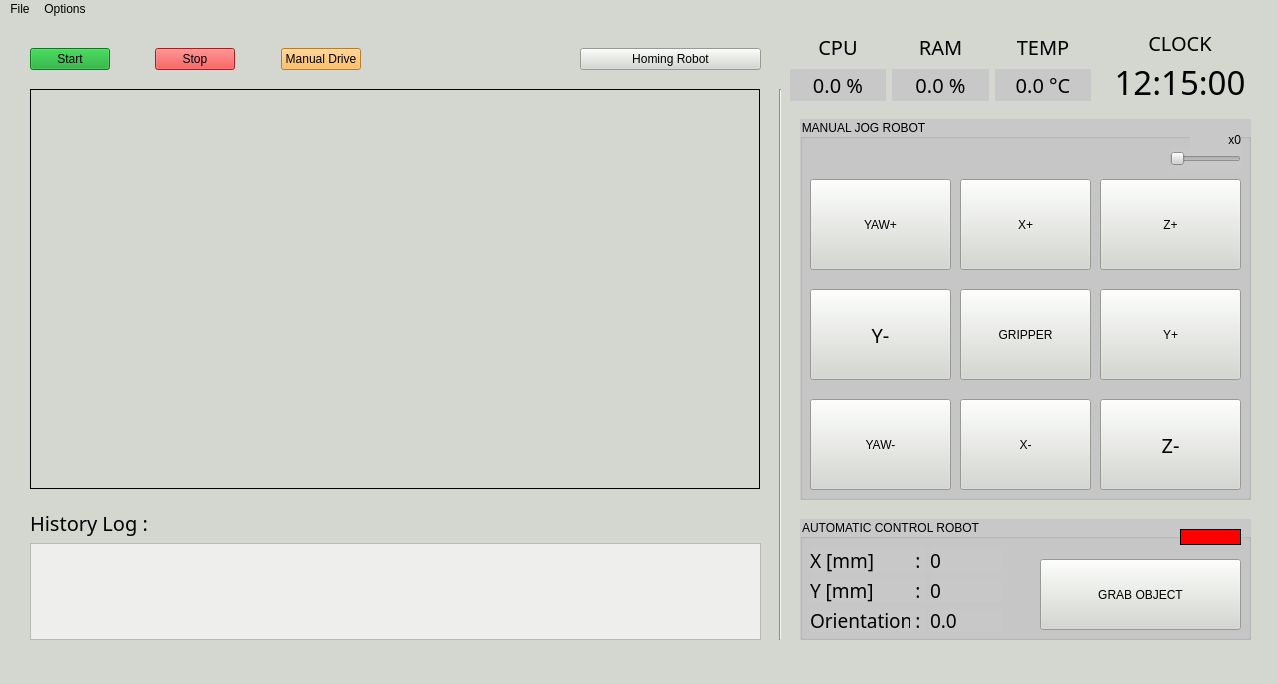
Before: the Qt Designer form screens/main_interface.ui in fikriaziz77/GUIObjectYOLOv8, drawn with Qt 5.
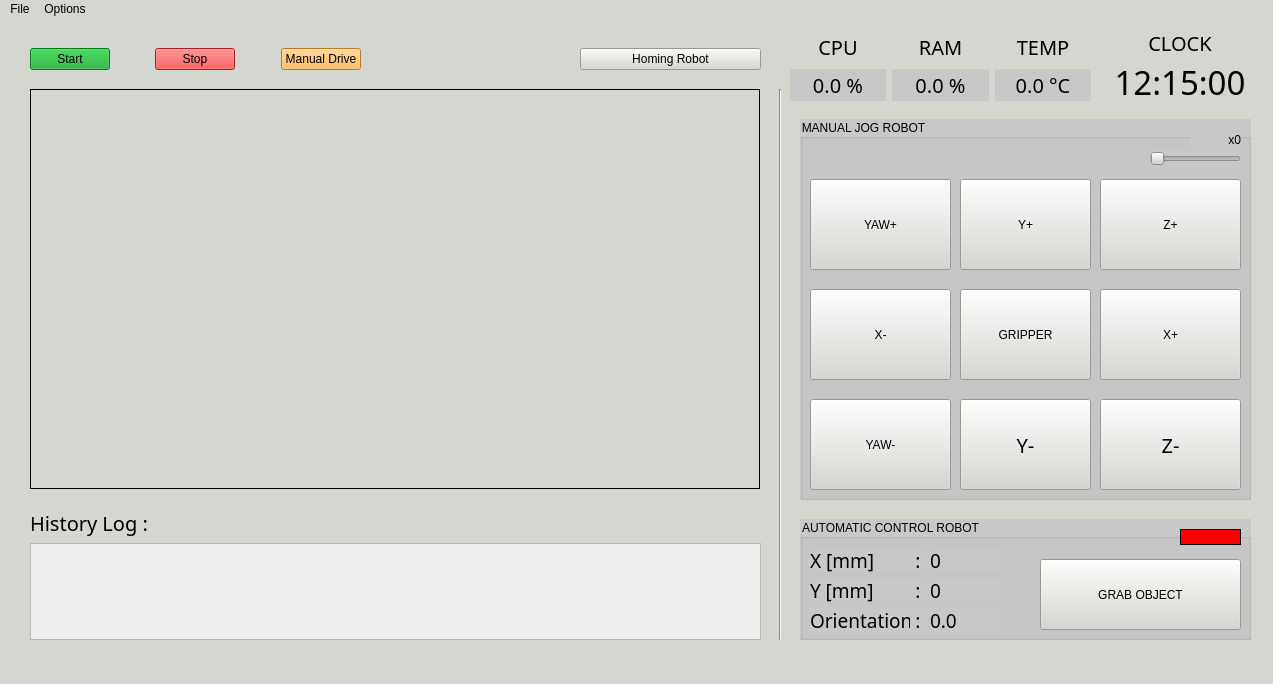
After: the same form once the commit is applied. Icons and pictures are not drawn.

Patch:
```diff
--- a/screens/main_interface.ui
+++ b/screens/main_interface.ui
@@ -9,7 +9,7 @@
    <rect>
     <x>0</x>
     <y>0</y>
-    <width>1278</width>
+    <width>1273</width>
     <height>684</height>
    </rect>
   </property>
@@ -483,9 +483,9 @@
     <widget class="QPushButton" name="pb_xmin">
      <property name="geometry">
       <rect>
-       <x>160</x>
-       <y>280</y>
-       <width>131</width>
+       <x>10</x>
+       <y>170</y>
+       <width>141</width>
        <height>91</height>
       </rect>
      </property>
@@ -537,9 +537,9 @@
     <widget class="QPushButton" name="pb_ymin">
      <property name="geometry">
       <rect>
-       <x>10</x>
-       <y>170</y>
-       <width>141</width>
+       <x>160</x>
+       <y>280</y>
+       <width>131</width>
        <height>91</height>
       </rect>
      </property>
@@ -583,9 +583,9 @@
     <widget class="QPushButton" name="pb_xplus">
      <property name="geometry">
       <rect>
-       <x>160</x>
-       <y>60</y>
-       <width>131</width>
+       <x>300</x>
+       <y>170</y>
+       <width>141</width>
        <height>91</height>
       </rect>
      </property>
@@ -600,9 +600,9 @@
     <widget class="QPushButton" name="pb_yplus">
      <property name="geometry">
       <rect>
-       <x>300</x>
-       <y>170</y>
-       <width>141</width>
+       <x>160</x>
+       <y>60</y>
+       <width>131</width>
        <height>91</height>
       </rect>
      </property>
@@ -617,9 +617,9 @@
     <widget class="QSlider" name="slider_jog">
      <property name="geometry">
       <rect>
-       <x>370</x>
+       <x>350</x>
        <y>30</y>
-       <width>71</width>
+       <width>91</width>
        <height>20</height>
       </rect>
      </property>
@@ -627,7 +627,7 @@
       <number>0</number>
      </property>
      <property name="maximum">
-      <number>2</number>
+      <number>3</number>
      </property>
      <property name="value">
       <number>0</number>
@@ -1053,7 +1053,7 @@
     <rect>
      <x>0</x>
      <y>0</y>
-     <width>1278</width>
+     <width>1273</width>
      <height>22</height>
     </rect>
    </property>
```
